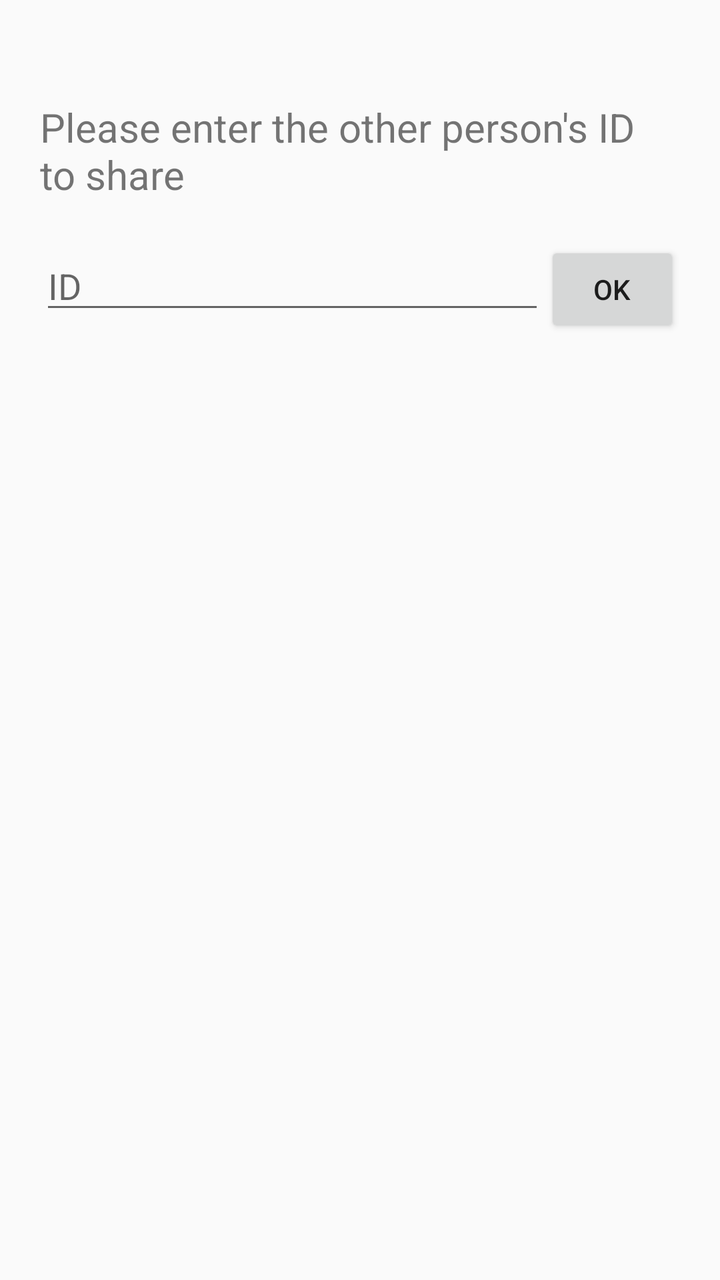
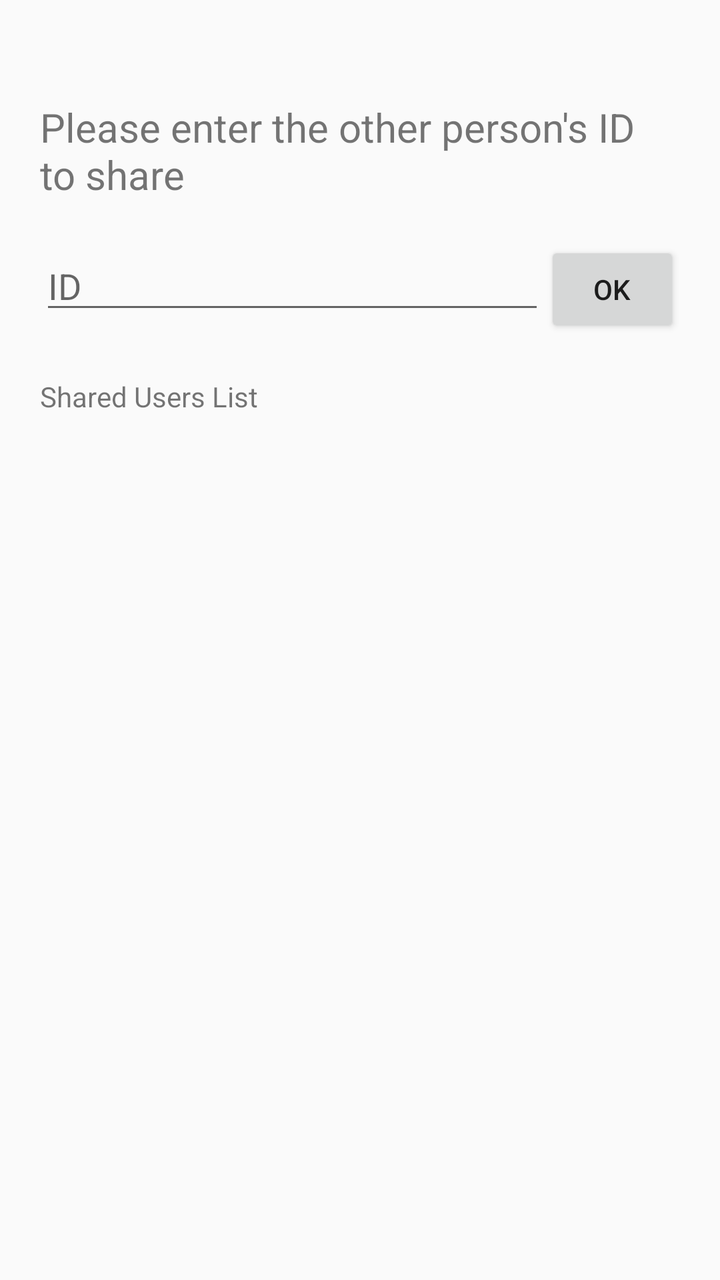

The first picture is an Android layout as it rendered before a commit; the second is the same layout after the commit. The layout source and the unified diff follow.
<!-- AndroidManifest.xml: application theme AppTheme -->
<!-- res/layout/activity_sharing.xml -->
<?xml version="1.0" encoding="utf-8"?>
<RelativeLayout
    xmlns:android="http://schemas.android.com/apk/res/android" android:layout_width="match_parent"
    android:layout_height="match_parent"
    android:id="@+id/rlRoot">


    <TextView
        android:layout_width="wrap_content"
        android:layout_height="wrap_content"
        android:text="@string/textPleaseEnterTheOtherPersonIdToSharing"
        android:layout_centerHorizontal="true"
        android:layout_marginTop="50dp"
        android:textSize="20dp"
        android:layout_marginLeft="20dp"
        android:layout_marginRight="20dp"
        android:id="@+id/tvTitle" />

    <LinearLayout
        android:layout_width="match_parent"
        android:layout_height="wrap_content"
        android:orientation="horizontal"
        android:layout_below="@+id/tvTitle"
        android:layout_marginTop="20dp"
        android:layout_marginLeft="20dp"
        android:layout_marginRight="20dp"
        android:id="@+id/llTop">
        <EditText
            android:layout_width="match_parent"
            android:layout_height="wrap_content"
            android:layout_weight="1"
            android:hint="@string/textID"
            android:singleLine="true"
            android:lines="1"
            android:id="@+id/etId" />
        <Button
            android:layout_width="wrap_content"
            android:layout_height="wrap_content"
            android:layout_centerInParent="true"
            android:text="@string/textOk"
            android:layout_weight="0.3"
            android:id="@+id/btnSuccess"/>
    </LinearLayout>

    <ListView
        android:layout_width="match_parent"
        android:layout_height="200dp"
        android:id="@+id/list"
        android:layout_below="@id/llTop"
        android:layout_marginLeft="20dp"
        android:layout_marginRight="70dp"
        android:listSelector="#aaaaaa"
        android:divider="#eeeeee"
        android:background="#eeeeee"
        android:visibility="gone"/>

</RelativeLayout>
<!-- resources referenced by this layout -->
<resources>
  <string name="textID">ID</string>
  <string name="textOk">Ok</string>
  <string name="textPleaseEnterTheOtherPersonIdToSharing">Please enter the other person\'s ID to share</string>
  <style name="AppTheme" parent="Theme.AppCompat.Light.DarkActionBar">
          
          <item name="colorPrimary">@color/blueSkiestop</item>
          <item name="colorPrimaryDark">@color/blueSkiestop</item>
          <item name="colorAccent">@color/black</item>
      </style>
  <color name="blueSkiestop">#56CBF2</color>
  <color name="black">#000</color>
</resources>

<!-- the commit's change to res/layout/activity_sharing.xml (unified diff, before → after) -->
@@ -41,7 +41,28 @@
             android:layout_weight="0.3"
             android:id="@+id/btnSuccess"/>
     </LinearLayout>
-
+    <TextView
+        android:layout_width="wrap_content"
+        android:layout_height="wrap_content"
+        android:textSize="10dp"
+        android:layout_below="@id/llTop"
+        android:id="@+id/tvSharing"
+        android:layout_marginLeft="20dp"/>
+    <TextView
+        android:layout_width="wrap_content"
+        android:layout_height="wrap_content"
+        android:text="@string/textSharedUsersList"
+        android:layout_below="@id/llTop"
+        android:id="@+id/tvShareUsersTitle"
+        android:layout_marginLeft="20dp"
+        android:layout_marginTop="20dp"/>
+    <ListView
+        android:layout_width="match_parent"
+        android:layout_height="wrap_content"
+        android:id="@+id/listView1"
+        android:padding="20dp"
+        android:layout_below="@+id/tvShareUsersTitle"
+        android:layout_gravity="center_vertical" />
     <ListView
         android:layout_width="match_parent"
         android:layout_height="200dp"
@@ -53,5 +74,4 @@
         android:divider="#eeeeee"
         android:background="#eeeeee"
         android:visibility="gone"/>
-
 </RelativeLayout>
<!-- resource entries referenced after the edit -->
@@ -3,6 +3,7 @@
   <string name="textID">ID</string>
   <string name="textOk">Ok</string>
   <string name="textPleaseEnterTheOtherPersonIdToSharing">Please enter the other person\'s ID to share</string>
+  <string name="textSharedUsersList">Shared Users List</string>
   <style name="AppTheme" parent="Theme.AppCompat.Light.DarkActionBar">
           
           <item name="colorPrimary">@color/blueSkiestop</item>
